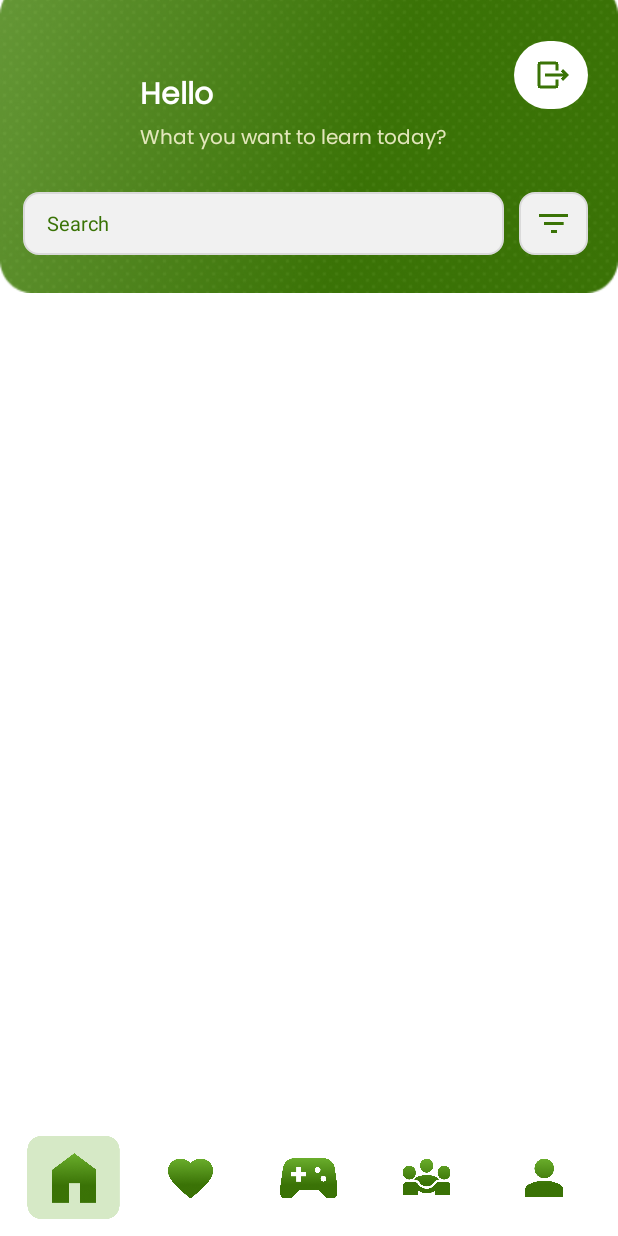
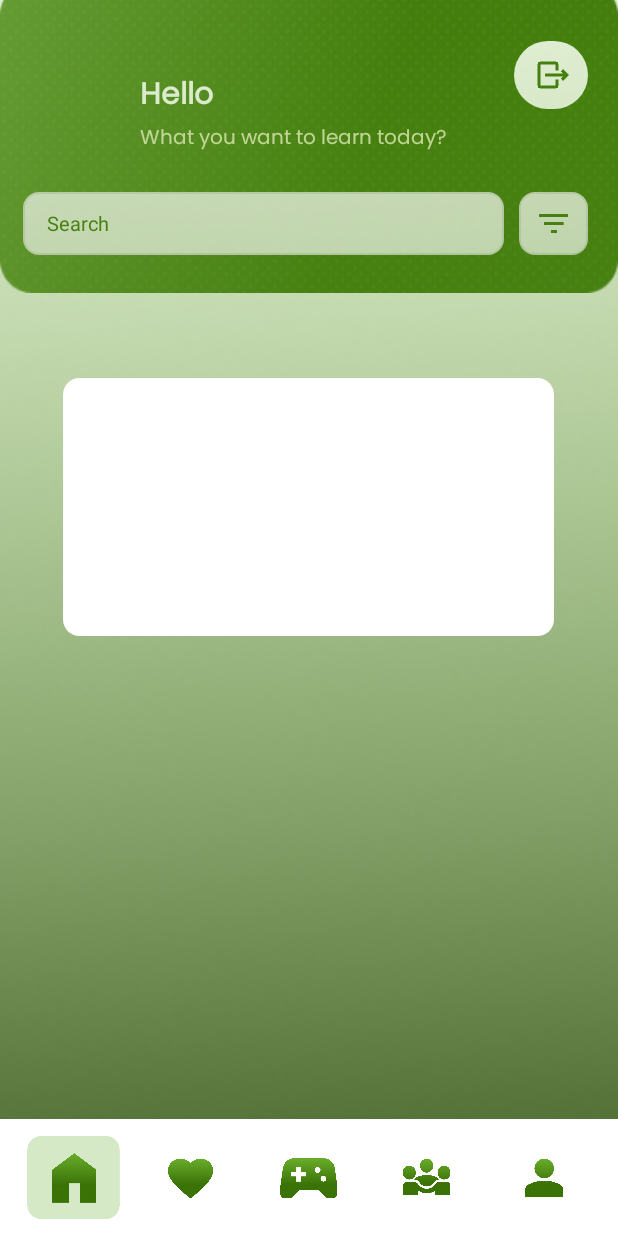
Before and after one commit to mohamedrifa/DeafMute, an Android app: the layout activity_home_page.xml on its own in the app's theme, with its tools: preview values and no code run, on a phone screen of 412 x 824 dp. Run offline under Robolectric (Android 15) with nearby library versions, the phone set to English and light mode, and no system bars.

Commit message:
14/03/2025
.

```diff
--- a/app/src/main/res/layout/activity_home_page.xml
+++ b/app/src/main/res/layout/activity_home_page.xml
@@ -116,11 +116,9 @@
                 android:layout_centerHorizontal="true"
                 android:layout_marginTop="97dp"
                 android:visibility="gone"
+                android:backgroundTint="#eeeeee"
                 android:id="@+id/profileCard"
                 app:cardCornerRadius="17dp"
-                app:cardElevation="20dp"
-                android:outlineSpotShadowColor="@color/black"
-                android:outlineAmbientShadowColor="@color/black"
                 android:layout_marginBottom="30dp">
                 <LinearLayout
                     android:layout_width="match_parent"
@@ -128,6 +126,9 @@
                     android:orientation="vertical"
                     android:id="@+id/profileLayout"
                     android:visibility="gone"
+                    app:cardElevation="20dp"
+                    android:outlineSpotShadowColor="@color/black"
+                    android:outlineAmbientShadowColor="@color/black"
                     android:gravity="center_horizontal">
                     <androidx.cardview.widget.CardView
                         android:layout_width="69dp"
@@ -224,6 +225,23 @@
         </RelativeLayout>
     </RelativeLayout>
 
+
+    <LinearLayout
+        android:layout_width="match_parent"
+        android:layout_height="match_parent"
+        android:gravity="center_horizontal"
+        android:id="@+id/profileMenu"
+        android:background="@drawable/profile_bg">
+        <androidx.cardview.widget.CardView
+            android:layout_width="327dp"
+            android:layout_height="172dp"
+            android:background="#91E83F"
+            app:cardCornerRadius="11dp"
+            android:layout_marginTop="252dp"
+            android:backgroundTint="@color/white">
+
+        </androidx.cardview.widget.CardView>
+    </LinearLayout>
 
     <LinearLayout
         android:layout_width="match_parent"
```
Also changed, not shown: app/src/main/res/drawable/languages.png (added).
